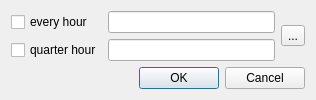
Before: the Qt Designer form plugins/talking_clock/gui/settings_dialog.ui in Kolcha/DigitalClock4, drawn with Qt 5.
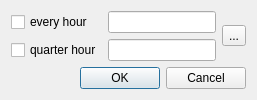
After: the same form once the commit is applied. Icons and pictures are not drawn.

```diff
--- a/plugins/talking_clock/gui/settings_dialog.ui
+++ b/plugins/talking_clock/gui/settings_dialog.ui
@@ -14,6 +14,9 @@
    <string>Talking Clock Settings</string>
   </property>
   <layout class="QGridLayout" name="gridLayout">
+   <property name="sizeConstraint">
+    <enum>QLayout::SetFixedSize</enum>
+   </property>
    <item row="0" column="0">
     <widget class="QCheckBox" name="every_hour">
      <property name="text">
```
